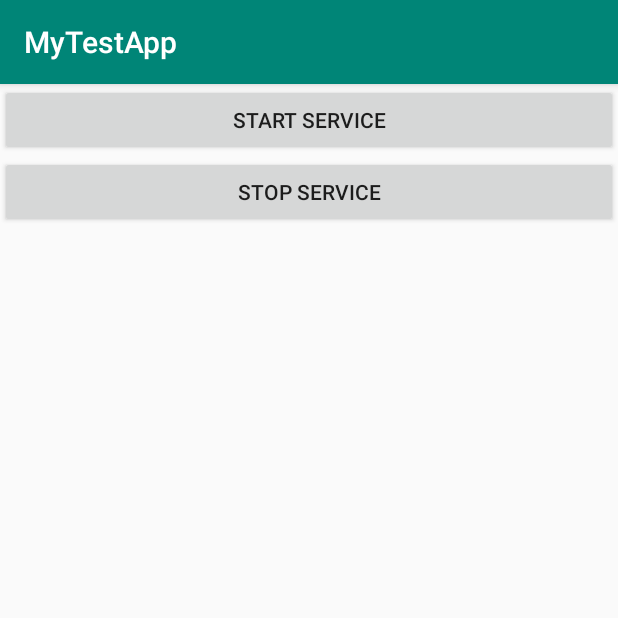
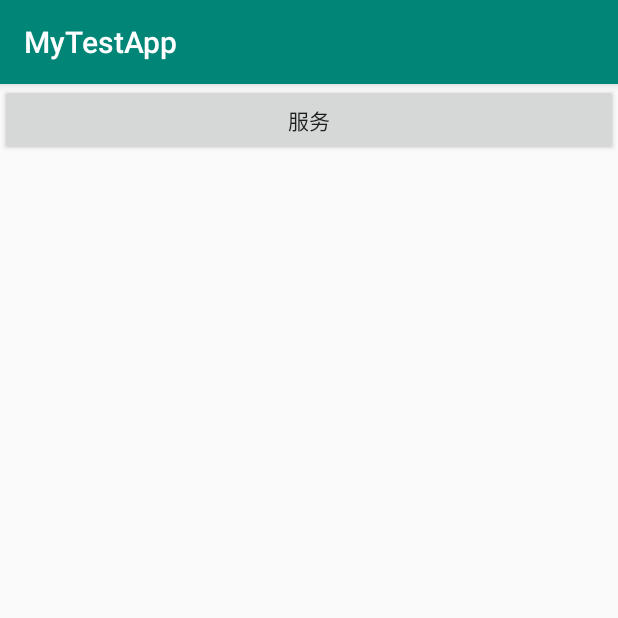
Before and after one commit to jiqilove/MyTestApp, an Android app: the screen it shows after launch (MainActivity), on a phone screen of 412 x 824 dp, the top half of it. Run offline under Robolectric (Android 15) with nearby library versions, the phone set to English and light mode, and no system bars.

Commit message:
四大组件服务 启动服务的第2种方式,以及启动前台服务

```diff
--- a/app/src/main/AndroidManifest.xml
+++ b/app/src/main/AndroidManifest.xml
@@ -9,6 +9,7 @@
         android:roundIcon="@mipmap/ic_launcher_round"
         android:supportsRtl="true"
         android:theme="@style/AppTheme">
+        <activity android:name=".service.ServiceActivity"></activity>
         <activity android:name=".MainActivity">
             <intent-filter>
                 <action android:name="android.intent.action.MAIN" />
@@ -16,8 +17,9 @@
                 <category android:name="android.intent.category.LAUNCHER" />
             </intent-filter>
         </activity>
-        <service android:name=".service.MyTestService"/>
-        <service android:name=".service.ForgroundService" />
+
+        <service android:name=".service.MyTestService" />
+        <service android:name=".service.ForegroundService" />
     </application>
 
 </manifest>
--- a/app/src/main/java/com/example/mytestapp/MainActivity.java
+++ b/app/src/main/java/com/example/mytestapp/MainActivity.java
@@ -1,70 +1,47 @@
 package com.example.mytestapp;
 
-import android.content.ComponentName;
 import android.content.Intent;
-import android.content.ServiceConnection;
-import android.os.IBinder;
 import android.support.v7.app.AppCompatActivity;
 import android.os.Bundle;
 import android.view.View;
 import android.widget.Button;
 
-import com.example.mytestapp.service.ForgroundService;
-import com.example.mytestapp.service.MyTestService;
+import com.example.mytestapp.service.ServiceActivity;
 
 public class MainActivity extends AppCompatActivity {
 
-    Button btn_start, btn_stop;
-    private MyTestService.MyBinder myBinder;
-    private ServiceConnection connection = new ServiceConnection() {
-        @Override
-        public void onServiceConnected(ComponentName name, IBinder service) {
 
-            if (service instanceof MyTestService.MyBinder){
-                myBinder = (MyTestService.MyBinder) service;
-                myBinder.showSuccess();
-            }
 
-        }
-
-        @Override
-        public void onServiceDisconnected(ComponentName name) {
-            myBinder.showFail();
-        }
-    };
-
+    private Button btn1;
     @Override
     protected void onCreate(Bundle savedInstanceState) {
         super.onCreate(savedInstanceState);
         setContentView(R.layout.activity_main);
 
+        initView();
+        initListener();
 
-        btn_start = findViewById(R.id.btn_start);
-        btn_stop = findViewById(R.id.btn_stop);
-        final Intent intent = new Intent(this, MyTestService.class);
-        final Intent intent1 = new Intent(this, ForgroundService.class);
+    }
 
-        btn_start.setOnClickListener(new View.OnClickListener() {
+    private void initListener() {
+
+        //======================服务======================
+        final Intent intent = new Intent(this, ServiceActivity.class);
+        btn1.setOnClickListener(new View.OnClickListener() {
             @Override
             public void onClick(View v) {
-
-
-//                startService(intent);
-//                bindService(intent, connection, BIND_AUTO_CREATE);
-//                startService(new Intent(this, ForgroundService.class));
-                startService(intent1);
-            }
-        });
-
-        btn_stop.setOnClickListener(new View.OnClickListener() {
-            @Override
-            public void onClick(View v) {
-//                stopService(intent);
-//                unbindService(connection);
-                stopService(intent1);
+                startActivity(intent);
             }
         });
 
 
+
+
+
+    }
+
+    private void initView() {
+        btn1 =findViewById(R.id.btn1);
+
     }
 }
--- a/app/src/main/res/layout/activity_main.xml
+++ b/app/src/main/res/layout/activity_main.xml
@@ -8,16 +8,12 @@
     tools:context=".MainActivity">
 
     <Button
-        android:id="@+id/btn_start"
+        android:id="@+id/btn1"
         android:layout_width="match_parent"
         android:layout_height="wrap_content"
-        android:text="start service" />
+        android:text="服务" />
 
-    <Button
-        android:id="@+id/btn_stop"
-        android:layout_width="match_parent"
-        android:layout_height="wrap_content"
-        android:text="stop service" />
+
 
 
 </LinearLayout>
```
Also changed, not shown: app/src/main/java/com/example/mytestapp/service/ForegroundService.java (renamed from app/src/main/java/com/example/mytestapp/service/ForgroundService.java, +15 -10 lines), app/src/main/java/com/example/mytestapp/service/ServiceActivity.java (added, +109 -0 lines), app/src/main/res/layout/activity_service.xml (added, +90 -0 lines).
